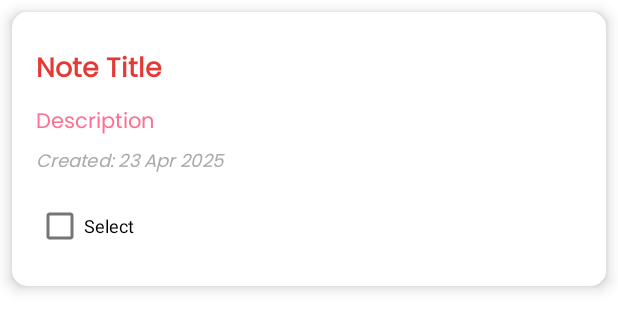
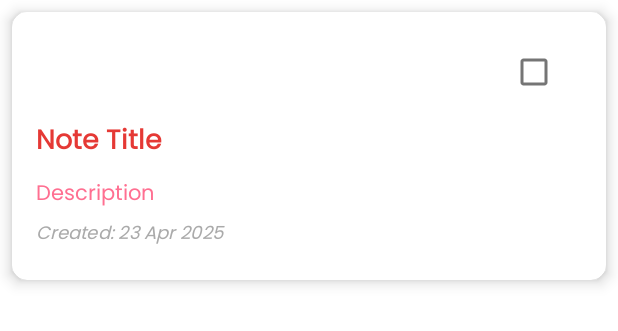
Before and after one commit to Sanjay0629/NoteMinder-app, an Android app: the layout note_layout.xml on its own in the app's theme, with its tools: preview values and no code run, on a phone screen of 412 x 824 dp. Shown: the top 331 px of the screen. Run offline under Robolectric (Android 15) with nearby library versions, the phone set to English and light mode, and no system bars.

```diff
--- a/app/src/main/res/layout/note_layout.xml
+++ b/app/src/main/res/layout/note_layout.xml
@@ -20,13 +20,20 @@
             android:orientation="vertical"
             android:padding="@dimen/padding_medium">
 
-            <!-- Top Row: Icons -->
+            <!--  Top Row: Checkbox + Icons -->
             <LinearLayout
                 android:layout_width="match_parent"
                 android:layout_height="wrap_content"
                 android:orientation="horizontal"
-                android:gravity="end"
+                android:gravity="end|center_vertical"
                 android:layout_marginBottom="@dimen/margin_small">
+
+                <CheckBox
+                    android:id="@+id/selectCheckbox"
+                    android:layout_width="wrap_content"
+                    android:layout_height="wrap_content"
+                    android:text=""
+                    android:layout_marginEnd="8dp" />
 
                 <ImageView
                     android:id="@+id/pinIcon"
@@ -48,7 +55,7 @@
                     android:visibility="gone" />
             </LinearLayout>
 
-            <!-- Note Title -->
+            <!--  Note Title -->
             <TextView
                 android:id="@+id/noteTitle"
                 android:layout_width="match_parent"
@@ -59,7 +66,7 @@
                 android:textColor="@color/red"
                 android:fontFamily="@font/poppins" />
 
-            <!-- Note Description -->
+            <!--  Note Description -->
             <TextView
                 android:id="@+id/noteDesc"
                 android:layout_width="match_parent"
@@ -72,7 +79,7 @@
                 android:fontFamily="@font/poppins"
                 android:textColor="@color/pink" />
 
-            <!-- Note Created Date -->
+            <!-- Created Date -->
             <TextView
                 android:id="@+id/noteCreatedDate"
                 android:layout_width="match_parent"
@@ -84,16 +91,6 @@
                 android:layout_marginBottom="@dimen/margin_xsmall"
                 android:fontFamily="@font/poppins"
                 android:textStyle="italic" />
-
-            <!-- ✅ Selection Checkbox -->
-            <CheckBox
-                android:id="@+id/selectCheckbox"
-                android:layout_width="wrap_content"
-                android:layout_height="wrap_content"
-                android:text="Select"
-                android:textSize="@dimen/text_small"
-                android:textColor="@color/black"
-                android:layout_marginTop="@dimen/margin_xsmall"/>
         </LinearLayout>
     </androidx.cardview.widget.CardView>
 </layout>
```
Also changed, not shown: app/src/main/java/com/example/thenotesapp/adapter/NoteAdapter.kt (+22 -2 lines).
